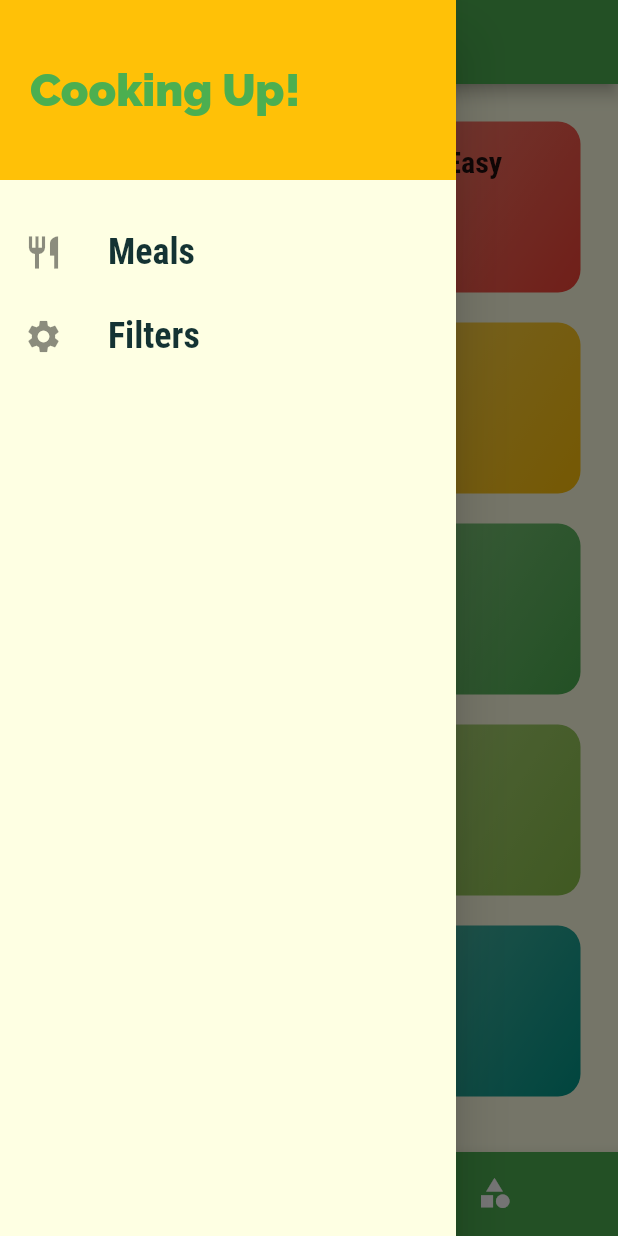
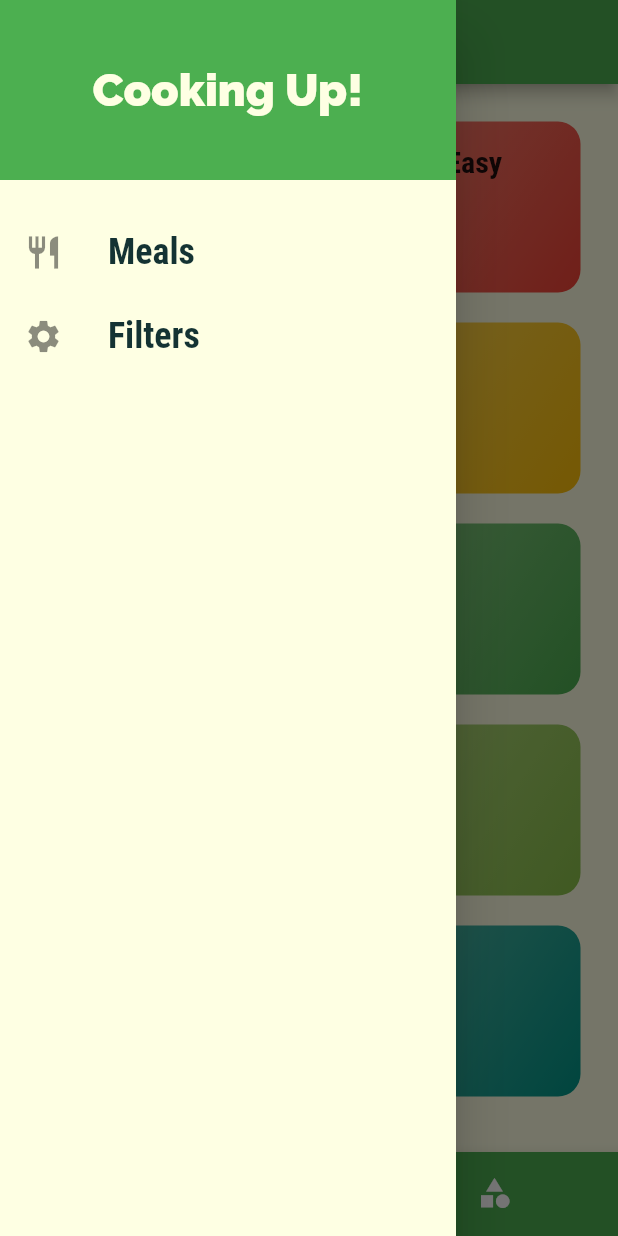
Before and after one commit to itsme-v07/MealsApp, a Flutter app: the screen it shows after launch, with the side drawer open, on a phone screen of 412 x 824 dp. Run offline on Flutter 3.47's test engine with Material 2 defaults, Android fonts, the phone set to English and light mode, and no system bars.

Commit message:
make multi screen on drawer

```diff
--- a/lib/main.dart
+++ b/lib/main.dart
@@ -1,5 +1,6 @@
 import 'package:flutter/material.dart';
 
+import './screens/filters_screen.dart';
 import './screens/tabs_screen.dart';
 import './screens/meal_detail_screen.dart';
 import './screens/category_meals_screen.dart';
@@ -49,6 +50,7 @@ class MyApp extends StatelessWidget {
         '/': (ctx) => TabsScreen(),
         CategoryMealsScreen.routeName: (ctx) => CategoryMealsScreen(),
         MealDetailScreen.routeName: (ctx) => MealDetailScreen(),
+        FiltersScreen.routName: (ctx) => FiltersScreen(),
       },
       onGenerateRoute: (settings) {
         print(settings.arguments);
--- a/lib/screens/favorites_screen.dart
+++ b/lib/screens/favorites_screen.dart
@@ -6,7 +6,7 @@ class FavoritesScreen extends StatelessWidget {
   @override
   Widget build(BuildContext context) {
     return Center(
-      child: Text('Fuck oF!'),
+      child: Text('Favorites!'),
     );
   }
 }
--- a/lib/widgets/main_drawer.dart
+++ b/lib/widgets/main_drawer.dart
@@ -1,9 +1,11 @@
 import 'package:flutter/material.dart';
+
+import '/screens/filters_screen.dart';
 
 class MainDrawer extends StatelessWidget {
   const MainDrawer({super.key});
 
-  Widget buildListTile(String title, IconData icon) {
+  Widget buildListTile(String title, IconData icon, VoidCallback tapHandler) {
     return ListTile(
         leading: Icon(
           icon,
@@ -17,8 +19,7 @@ class MainDrawer extends StatelessWidget {
             fontWeight: FontWeight.bold,
           ),
         ),
-      onTap: () {},
-    );
+        onTap: tapHandler);
   }
 
   @override
@@ -30,22 +31,35 @@ class MainDrawer extends StatelessWidget {
             height: 120,
             width: double.infinity,
             padding: EdgeInsets.all(20),
-            alignment: Alignment.centerLeft,
-            color: Theme.of(context).colorScheme.secondary,
+            alignment: Alignment.center,
+            color: Theme.of(context).primaryColor,
             child: Text(
               'Cooking Up!',
               style: TextStyle(
                 fontWeight: FontWeight.w900,
                 fontSize: 30,
-                color: Theme.of(context).primaryColor,
+                color: Color.fromARGB(255, 254, 255, 227),
               ),
             ),
           ),
           SizedBox(
             height: 20,
           ),
-          buildListTile('Meals', Icons.restaurant),
-          buildListTile('Filters', Icons.settings)
+          buildListTile(
+            'Meals',
+            Icons.restaurant,
+            () {
+              Navigator.of(context).pushReplacementNamed('/');
+            },
+          ),
+          buildListTile(
+            'Filters',
+            Icons.settings,
+            () {
+              Navigator.of(context)
+                  .pushReplacementNamed(FiltersScreen.routName);
+            },
+          )
         ],
       ),
     );
```
Also changed, not shown: lib/screens/filters_screen.dart (added, +21 -0 lines). Lines whose indentation alone changed are shown as unchanged.
